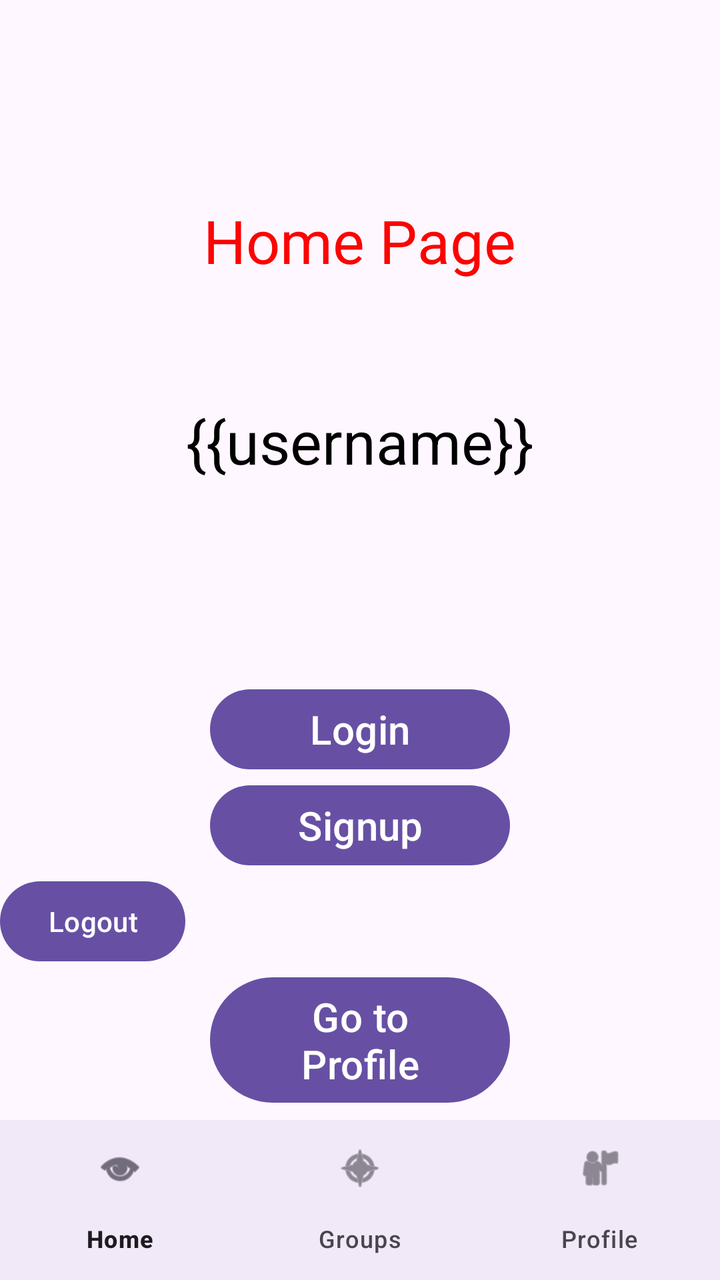
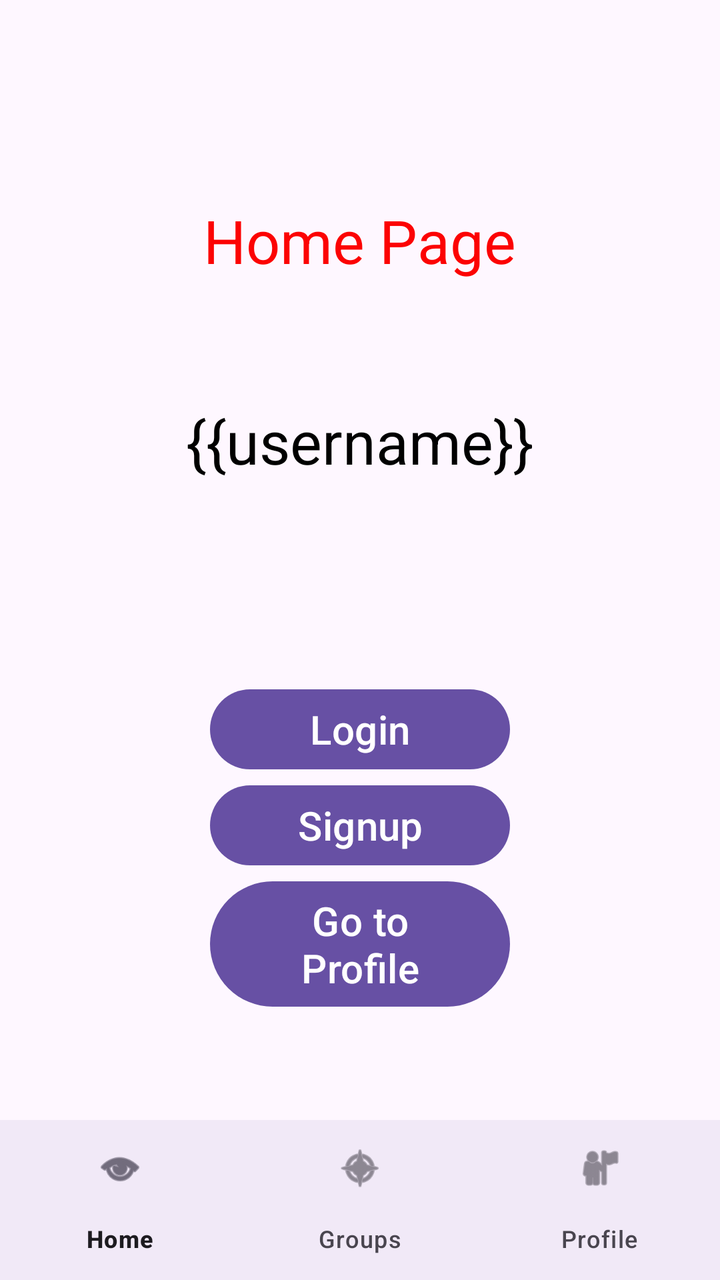

Compare the two renders of this Android layout. The source of the first and the diff that turns it into the second are given below.
<!-- AndroidManifest.xml: application theme Theme.AndroidExample -->
<!-- res/layout/activity_main.xml -->
<?xml version="1.0" encoding="utf-8"?>
<androidx.appcompat.widget.LinearLayoutCompat xmlns:tools="http://schemas.android.com/tools"
    xmlns:android="http://schemas.android.com/apk/res/android"
    xmlns:app="http://schemas.android.com/apk/res-auto"
    tools:context=".MainActivity"
    android:layout_height="match_parent"
    android:layout_width="match_parent"
    android:orientation="vertical">

    <TextView
        android:id="@+id/main_msg_txt"
        android:layout_width="wrap_content"
        android:layout_height="wrap_content"
        android:text="Home Page"
        android:layout_gravity="center"
        android:layout_marginTop="100dp"
        android:layout_marginBottom="50dp"
        android:textSize="30dp"
        android:textColor="#fc0303">
    </TextView>

    <TextView
        android:id="@+id/main_username_txt"
        android:layout_width="wrap_content"
        android:layout_height="wrap_content"
        android:text="{{username}}"
        android:layout_gravity="center"
        android:layout_marginTop="10dp"
        android:layout_marginBottom="100dp"
        android:textSize="30dp"
        android:textColor="#000000">
    </TextView>


    <Button
        android:id="@+id/main_login_btn"
        android:layout_width="150dp"
        android:layout_height="wrap_content"
        android:layout_gravity="center"
        android:text="Login"
        android:textSize="20sp"
        android:textColor="#ffffff">
    </Button>

    <Button
        android:id="@+id/main_signup_btn"
        android:layout_width="150dp"
        android:layout_height="wrap_content"
        android:layout_gravity="center"
        android:text="Signup"
        android:textSize="20sp"
        android:textColor="#ffffff">
    </Button>

    <Button
        android:id="@+id/main_logout_btn"
        android:layout_width="wrap_content"
        android:layout_height="wrap_content"
        android:text="Logout" />

    <Button
        android:id="@+id/profile_btn"
        android:layout_width="150dp"
        android:layout_height="wrap_content"
        android:layout_gravity="center"
        android:text="Go to Profile"
        android:textSize="20sp"
        android:textColor="#ffffff"
        >
    </Button>

    <FrameLayout
        android:id="@+id/fragment_container"
        android:layout_width="match_parent"
        android:layout_height="0dp"
        android:layout_weight="1"
        android:layout_above="@id/bottom_navigation"
        />

    <com.google.android.material.bottomnavigation.BottomNavigationView
        android:id="@+id/bottom_navigation"
        android:layout_width="match_parent"
        android:layout_height="wrap_content"
        android:background="?android:attr/windowBackground"
        app:menu="@menu/bottom_nav_menu"
        />

</androidx.appcompat.widget.LinearLayoutCompat>
<!-- resources referenced by this layout -->
<resources>
  <style name="Theme.AndroidExample" parent="Base.Theme.AndroidExample" />
  <style name="Base.Theme.AndroidExample" parent="Theme.Material3.DayNight.NoActionBar">
          
          
      </style>
</resources>

<!-- the commit's change to res/layout/activity_main.xml (unified diff, before → after) -->
@@ -56,7 +56,8 @@
         android:id="@+id/main_logout_btn"
         android:layout_width="wrap_content"
         android:layout_height="wrap_content"
-        android:text="Logout" />
+        android:text="Logout"
+        android:visibility="gone" />
 
     <Button
         android:id="@+id/profile_btn"
